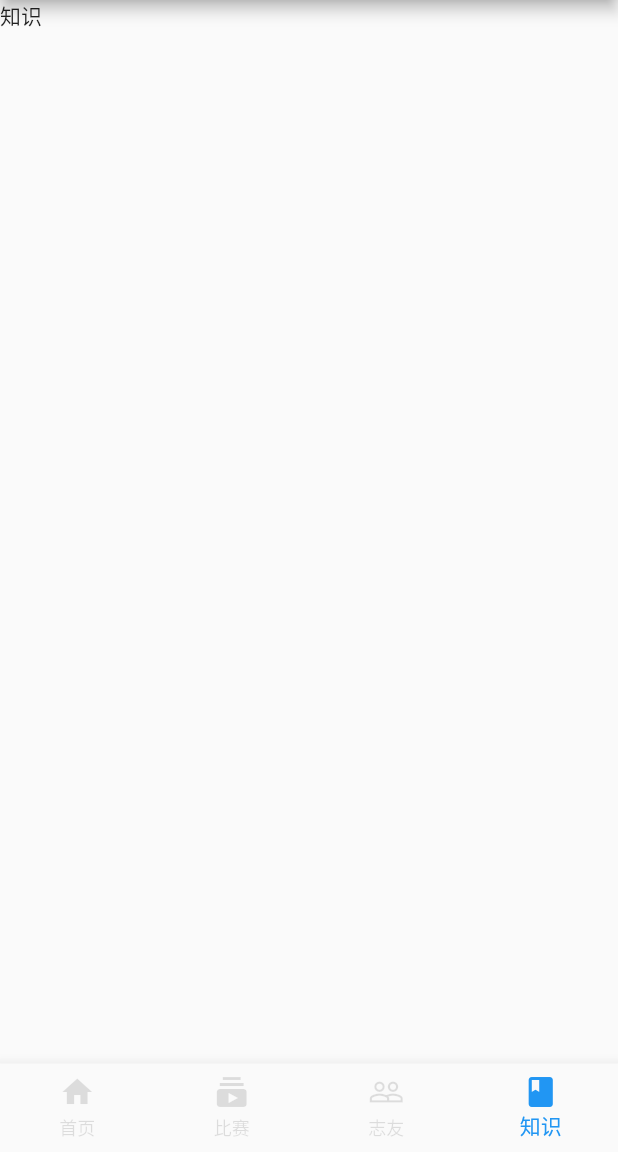
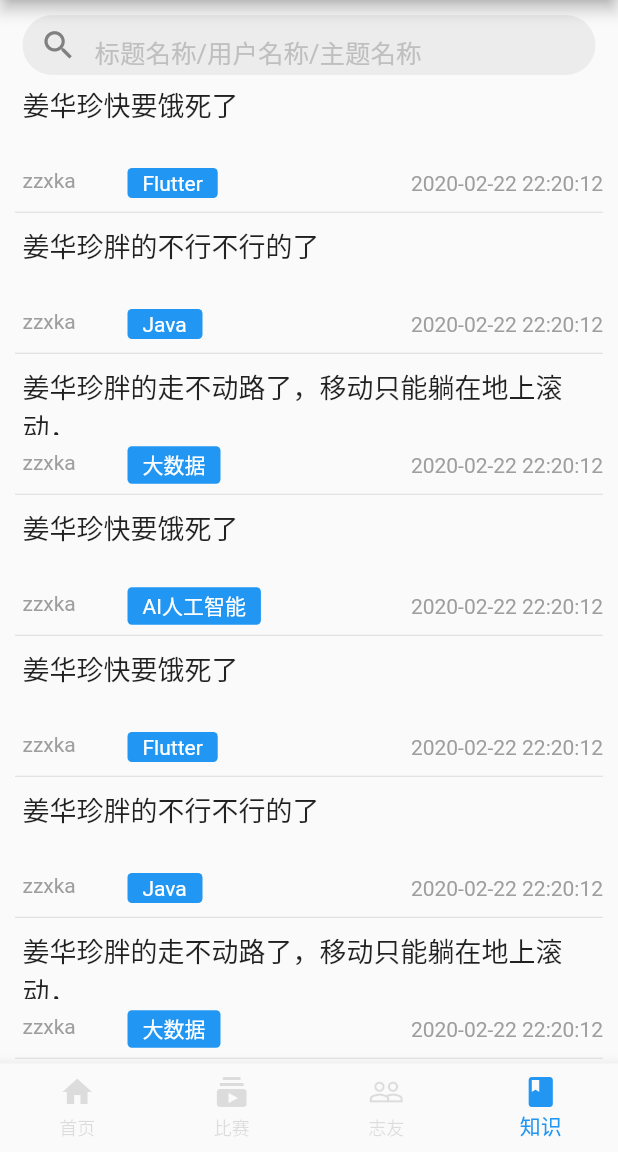
Before and after one commit to lyzxka/challenger, a Flutter app: the screen it shows after launch, item 4 of the bottom bar chosen, on a phone screen of 412 x 824 dp, the part 84-1236 px from its top. Run offline on Flutter 3.47's test engine with Material 2 defaults, Android fonts, the phone set to English and light mode, and no system bars; our stand-ins replace flutter_swiper; missing offline and left inert: city_pickers; statements that could not run were skipped.

Commit message:
知识首页 init

```diff
--- /dev/null
+++ b/challenger/lib/component/KnowledgeItem.dart
@@ -0,0 +1,90 @@
+import 'package:flutter/material.dart';
+
+/// author: zzxka
+/// date: 2020/2/22
+/// description:
+class KnowledgeItem extends StatelessWidget {
+
+  int id;
+  String title;
+  String date;
+  String userName;
+  String theme;
+
+  KnowledgeItem({
+    Key key,
+    this.id,
+    this.title,
+    this.userName,
+    this.theme,
+    this.date
+  }):super(key:key);
+
+  @override
+  Widget build(BuildContext context) {
+    return GestureDetector(
+      // 非文字区域可触发点击事件
+      behavior: HitTestBehavior.opaque,
+      onTap: ((){
+        print("点击了$id");
+      }),
+      child: Container(
+        constraints: BoxConstraints(
+            maxHeight: 100,minHeight: 60,
+            maxWidth: MediaQuery.of(context).size.width),
+        padding: EdgeInsets.only(left: 10,right: 10),
+        child: Column(
+          mainAxisSize: MainAxisSize.min,
+          children: <Widget>[
+            Container(
+              constraints: BoxConstraints(
+                maxWidth: MediaQuery.of(context).size.width-30,
+                minHeight: 20,maxHeight: 50,
+              ),
+              alignment: AlignmentDirectional.topStart,
+              padding: EdgeInsets.only(top: 4),
+              child: Text("$title",style: TextStyle(fontSize: 18,),maxLines: 2,overflow: TextOverflow.clip,),
+            ),
+            Container(
+              height: 30,
+              margin: EdgeInsets.only(top: 5,left: 5),
+              child: Row(
+                mainAxisAlignment: MainAxisAlignment.center,
+                mainAxisSize: MainAxisSize.max,
+                children: <Widget>[
+                  Container(
+                    constraints: BoxConstraints(
+                      minWidth: 60,maxWidth: 100,
+                      minHeight: 20,maxHeight: 30,
+                    ),
+                    child: Text("$userName",style: TextStyle(color: Colors.grey),overflow: TextOverflow.ellipsis,maxLines: 1,),
+                  ),
+                  Container(
+                    constraints: BoxConstraints(
+                        minWidth: 50,maxWidth: 160
+                    ),
+                    decoration: BoxDecoration(
+                      borderRadius: BorderRadius.circular(3),
+                      color: Colors.blue,
+                    ),
+                    margin: EdgeInsets.only(left: 10),
+                    padding: EdgeInsets.symmetric(vertical: 2,horizontal: 10),
+                    child: Text("$theme",style: TextStyle(color: Colors.white),),
+                  ),
+                  Expanded(
+                    child: Container(
+                      width: 160,
+                      alignment: AlignmentDirectional.centerEnd,
+                      child: Text("$date",style: TextStyle(color: Colors.grey),),
+                    ),
+                  ),
+                ],
+              ),
+            ),
+            Divider(height: 9,)
+          ],
+        ),
+      ),
+    );
+  }
+}
--- a/challenger/lib/pages/AppIndex.dart
+++ b/challenger/lib/pages/AppIndex.dart
@@ -4,6 +4,8 @@ import 'package:challenger/pages/home/Home.dart';
 import 'package:challenger/pages/drawer/MyDrawer.dart';
 import 'package:challenger/pages/match/Match.dart' as match;
 import 'package:flutter/material.dart';
+
+import 'knowledge/Knowledge.dart';
 /// 首页
 class AppIndex extends StatefulWidget{
   AppIndexState createState()=>AppIndexState();
@@ -20,7 +22,7 @@ class AppIndexState extends State<AppIndex>{
       Home(),
       match.Match(),
       SearchFriend(),
-      Text("知识"),
+      Knowledge(),
     ];
     barItems=[
       BottomNavigationBarItem(title:Text("首页"),icon: Icon(Icons.home)),
--- a/challenger/lib/pages/drawer/MyDrawer.dart
+++ b/challenger/lib/pages/drawer/MyDrawer.dart
@@ -47,8 +47,20 @@ class MyDrawer extends StatelessWidget {
                     title: const Text('我的收藏'),
                   ),
                   ListTile(
+                    leading: const Icon(Icons.book),
+                    title: const Text('我的知识'),
+                  ),
+                  ListTile(
+                    leading: const Icon(Icons.hourglass_empty),
+                    title: const Text('我的比赛'),
+                  ),
+                  ListTile(
                     leading: const Icon(Icons.group),
                     title: const Text('我的小队'),
+                  ),
+                  ListTile(
+                    leading: const Icon(Icons.history),
+                    title: const Text('浏览记录'),
                   ),
                   ListTile(
                     leading: const Icon(Icons.settings),
--- a/challenger/lib/pages/group/SearchFriend.dart
+++ b/challenger/lib/pages/group/SearchFriend.dart
@@ -1,3 +1,4 @@
+import 'package:challenger/component/BottomLabel.dart';
 import 'package:challenger/component/SearchFriendsItem.dart';
 import 'package:challenger/constant/Constant.dart';
 import 'package:challenger/pages/group/SearchFriendTopSearch.dart';
@@ -37,6 +38,7 @@ class SearchFriendState extends State<SearchFriend> {
                 SearchFriendsItem(id:1,userIcon: Constant.ASSETS_IMG+"default_head_icon.jpg",userName: "姜华珍大傻子",content: "齐鲁软件设计大赛组队啦，现缺一名开发人员，java优先",matchName: "齐鲁软件设计大赛",date: "2020-02-02",),
                 SearchFriendsItem(id:1,userIcon: Constant.ASSETS_IMG+"default_head_icon.jpg",userName: "姜华珍大傻子",content: "齐鲁软件设计大赛组队啦，现缺一名开发人员，java优先",matchName: "齐鲁软件设计大赛",date: "2020-02-02",),
                 SearchFriendsItem(id:1,userIcon: Constant.ASSETS_IMG+"default_head_icon.jpg",userName: "姜华珍大傻子",content: "齐鲁软件设计大赛组队啦，现缺一名开发人员，java优先",matchName: "齐鲁软件设计大赛",date: "2020-02-02",),
+                BottomLabel(),
               ],
             ),
           ),
--- a/challenger/lib/pages/home/Home.dart
+++ b/challenger/lib/pages/home/Home.dart
@@ -33,7 +33,6 @@ class HomeState extends State<Home> {
     return Stack(
       children: <Widget>[
         Container(
-          color: Color.fromRGBO(0, 0, 0, 0.1),
           child:ListView(
             children: <Widget>[
               // 轮播图
--- /dev/null
+++ b/challenger/lib/pages/knowledge/Knowledge.dart
@@ -0,0 +1,66 @@
+import 'package:challenger/component/BottomLabel.dart';
+import 'package:challenger/component/KnowledgeItem.dart';
+import 'package:challenger/component/SearchTextFieldWidget.dart';
+import 'package:flutter/material.dart';
+
+class Knowledge extends StatefulWidget{
+  KnowledgeState createState()=>KnowledgeState();
+}
+class KnowledgeState extends State<Knowledge>{
+  @override
+  Widget build(BuildContext context) {
+    return Stack(
+        children: <Widget>[
+          Positioned(
+            top: 0,height: 50,
+            left: 0,right: 0,
+            child: Container(
+              margin: EdgeInsets.only(top: 10,bottom: 0),
+              child: SearchTextFieldWidget(
+                hintText: '标题名称/用户名称/主题名称',
+                margin: const EdgeInsets.only(left: 15.0, right: 15.0),
+                onTab: () {
+                  print("123123");
+                },
+                onSubmitted: ((value){
+                  if(value==""){
+                    print("搜索内容为空");
+                    return ;
+                  }
+                  print("搜索内容："+value);
+                }),
+              ),
+            ),
+          ),
+          Positioned(
+            top: 52,bottom: 0,
+            left: 0,right: 0,
+            child: RefreshIndicator(
+              color: Colors.blue,
+              onRefresh: (() async {
+                await Future<int>.delayed(Duration(seconds: 3),(){
+                  print("知识首页更新了");
+                  return 1;
+                });
+                return null;
+              }),
+              child: ListView(
+                children: <Widget>[
+                  KnowledgeItem(id:1,title:"姜华珍快要饿死了",userName: "zzxka",theme: "Flutter",date:"2020-02-22 22:20:12"),
+                  KnowledgeItem(id:2,title:"姜华珍胖的不行不行的了",userName: "zzxka",theme: "Java",date:"2020-02-22 22:20:12"),
+                  KnowledgeItem(id:3,title:"姜华珍胖的走不动路了，移动只能躺在地上滚动，",userName: "zzxka",theme: "大数据",date:"2020-02-22 22:20:12"),
+                  KnowledgeItem(id:4,title:"姜华珍快要饿死了",userName: "zzxka",theme: "AI人工智能",date:"2020-02-22 22:20:12"),
+                  KnowledgeItem(id:5,title:"姜华珍快要饿死了",userName: "zzxka",theme: "Flutter",date:"2020-02-22 22:20:12"),
+                  KnowledgeItem(id:6,title:"姜华珍胖的不行不行的了",userName: "zzxka",theme: "Java",date:"2020-02-22 22:20:12"),
+                  KnowledgeItem(id:7,title:"姜华珍胖的走不动路了，移动只能躺在地上滚动，",userName: "zzxka",theme: "大数据",date:"2020-02-22 22:20:12"),
+                  KnowledgeItem(id:8,title:"姜华珍快要饿死了",userName: "zzxka",theme: "AI人工智能",date:"2020-02-22 22:20:12"),
+                  BottomLabel(),
+                ],
+              ),
+            ),
+          ),
+        ]
+    );
+  }
+
+}
--- a/challenger/lib/pages/match/Match.dart
+++ b/challenger/lib/pages/match/Match.dart
@@ -1,3 +1,4 @@
+import 'package:challenger/component/BottomLabel.dart';
 import 'package:challenger/component/HomeMatchItem.dart';
 import 'package:challenger/component/MatchItem.dart';
 import 'package:challenger/constant/Constant.dart';
@@ -42,6 +43,7 @@ class MatchState extends State<Match> {
                       MatchItem(id:1,title: "齐鲁软件设计大赛",content: "这是山东省内的比赛",img: Constant.ASSETS_IMG+"default_head_icon.jpg",looks: "1111"),
                       MatchItem(id:1,title: "齐鲁软件设计大赛",content: "这是山东省内的比赛",img: Constant.ASSETS_IMG+"default_head_icon.jpg",looks: "1111"),
                       MatchItem(id:1,title: "齐鲁软件设计大赛",content: "这是山东省内的比赛",img: Constant.ASSETS_IMG+"default_head_icon.jpg",looks: "1111"),
+                      BottomLabel(),
                     ],
                   ),
                 )
```
